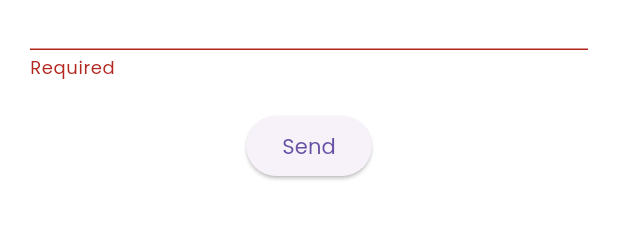
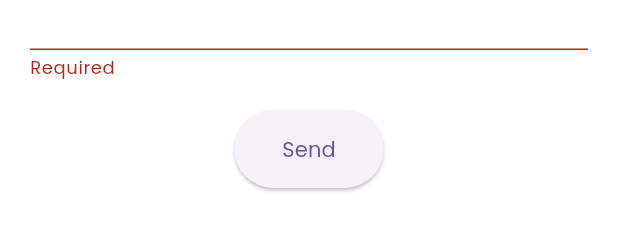
Before and after one commit to IamWaqasMuhammad/Flutter-My-Portfolio, a Flutter app: the ContactSection widget shown alone on an empty page, opened directly, after a tap on "Send", on a phone screen of 412 x 824 dp. Shown: the part 574-805 px from the top of the screen. Run offline on Flutter 3.47's test engine with Material 3 defaults, Android fonts, the phone set to English and light mode, and no system bars; our stand-ins replace get.

```diff
--- a/lib/widgets/contact_section.dart
+++ b/lib/widgets/contact_section.dart
@@ -45,18 +45,18 @@ class ContactSection extends StatelessWidget {
                   ),
                   const SizedBox(height: 20),
                   Obx(() => ElevatedButton(
-                    onPressed: (){
-                      try{
-                        if(contact.formKey.currentState!.validate()){
-                          contact.sendEmail();
-                          contact.isLoading.value=false;
-                        }
-                      } catch(e){
-                        Get.showSnackbar(GetSnackBar(
-                          title: 'Failed to Send Email $e',
-                        ));
+                    onPressed: contact.isLoading.value
+                        ? null
+                        : () {
+                      if (contact.formKey.currentState!
+                          .validate()) {
+                        contact.sendEmail();
                       }
                     },
+                    style: ElevatedButton.styleFrom(
+                      padding: const EdgeInsets.symmetric(
+                          horizontal: 32, vertical: 16),
+                    ),
                     child: contact.isLoading.value
                         ? const SizedBox(
                       height: 20,
@@ -67,7 +67,6 @@ class ContactSection extends StatelessWidget {
                       ),
                     )
                         : const Text("Send"),
-
                   )),
                 ],
               ),
```
Also changed, not shown: lib/controllers/contact_controller.dart (+14 -10 lines).
